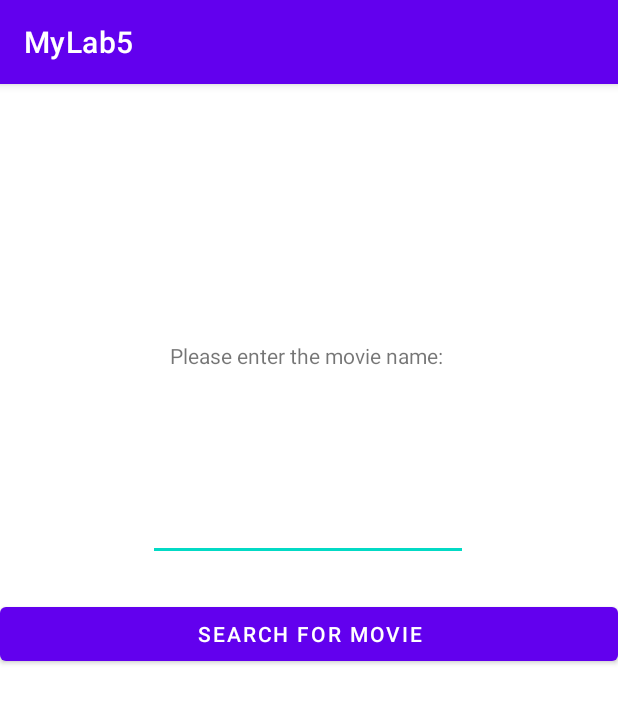
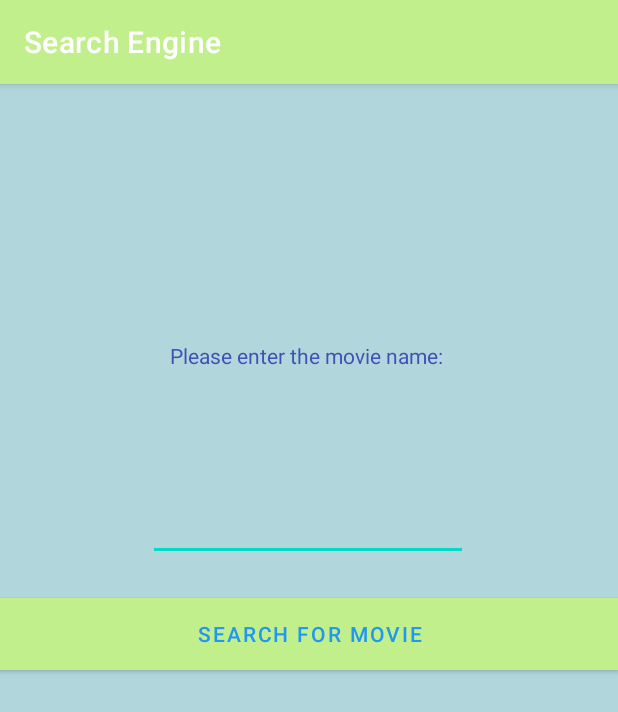
Before and after one commit to HenryLeungProgrammer/LabsRepository, an Android app: the screen it shows after launch (MainActivity), on a phone screen of 412 x 824 dp. Shown: the top 712 px of the screen. Run offline under Robolectric (Android 15) with nearby library versions, the phone set to English and light mode, and no system bars.

Commit message:
Color done

```diff
--- a/app/src/main/AndroidManifest.xml
+++ b/app/src/main/AndroidManifest.xml
@@ -5,7 +5,7 @@
 
     <application
         android:allowBackup="true"
-        android:icon="@mipmap/ic_launcher"
+        android:icon="@drawable/app_icon"
         android:label="@string/app_name"
         android:roundIcon="@mipmap/ic_launcher_round"
         android:supportsRtl="true"
--- /dev/null
+++ b/app/src/main/res/drawable/buttoncolor.xml
@@ -0,0 +1,5 @@
+<?xml version="1.0" encoding="utf-8"?>
+<selector xmlns:android="http://schemas.android.com/apk/res/android">
+    <item android:drawable="@color/clr_normal" android:state_pressed="false"/>
+    <item android:drawable="@color/clr_pressed" android:state_pressed="true"/>
+</selector>
--- a/app/src/main/res/layout/activity_main.xml
+++ b/app/src/main/res/layout/activity_main.xml
@@ -4,7 +4,8 @@
     xmlns:tools="http://schemas.android.com/tools"
     android:layout_width="match_parent"
     android:layout_height="match_parent"
-    tools:context=".MainActivity">
+    tools:context=".MainActivity"
+    android:background="#B1D7DC">
 
 
     <TextView
@@ -23,6 +24,7 @@
         android:layout_height="26dp"
         android:text="Current temp "
         android:visibility="invisible"
+        android:textColor="#E8497F"
         app:layout_constraintStart_toStartOf="parent"
         app:layout_constraintTop_toBottomOf="@+id/information" />
 
@@ -79,6 +81,7 @@
         android:layout_height="wrap_content"
         android:layout_marginTop="5dp"
         android:text="Please enter the movie name: "
+        android:textColor="#3F51B5"
         app:layout_constraintBottom_toBottomOf="parent"
         app:layout_constraintLeft_toLeftOf="parent"
         app:layout_constraintRight_toRightOf="parent"
@@ -91,12 +94,16 @@
         android:layout_height="wrap_content"
         android:layout_marginTop="20dp"
         android:layout_marginBottom="372dp"
+        android:background="@drawable/buttoncolor"
         android:text="Search For Movie"
+        android:textColor="#2196F3"
+        android:textColorHighlight="#DD5050"
         app:layout_constraintBottom_toBottomOf="parent"
         app:layout_constraintEnd_toEndOf="parent"
         app:layout_constraintHorizontal_bias="0.0"
         app:layout_constraintStart_toStartOf="parent"
-        app:layout_constraintTop_toBottomOf="@+id/editText" />
+        app:layout_constraintTop_toBottomOf="@+id/editText"
+        app:rippleColor="#C67979" />
 
     <EditText
         android:id="@+id/editText"
--- /dev/null
+++ b/app/src/main/res/values/color.xml
@@ -0,0 +1,5 @@
+<?xml version="1.0" encoding="utf-8"?>
+<resources>
+    <color name="clr_normal">#91D2DA</color>
+    <color name="clr_pressed">#0BFFAA</color>
+</resources>
--- a/app/src/main/res/values/strings.xml
+++ b/app/src/main/res/values/strings.xml
@@ -1,3 +1,3 @@
 <resources>
-    <string name="app_name">MyLab5</string>
+    <string name="app_name">Search Engine</string>
 </resources>
--- a/app/src/main/res/values/themes.xml
+++ b/app/src/main/res/values/themes.xml
@@ -2,8 +2,8 @@
     <!-- Base application theme. -->
     <style name="Theme.MyLab5" parent="Theme.MaterialComponents.DayNight.DarkActionBar">
         <!-- Primary brand color. -->
-        <item name="colorPrimary">@color/purple_500</item>
-        <item name="colorPrimaryVariant">@color/purple_700</item>
+        <item name="colorPrimary">#C0EF8B</item>
+        <item name="colorPrimaryVariant">#EAD58B</item>
         <item name="colorOnPrimary">@color/white</item>
         <!-- Secondary brand color. -->
         <item name="colorSecondary">@color/teal_200</item>
```
Also changed, not shown: app/src/main/java/algonquin/cst2335/mylab5/MainActivity.java (+0 -62 lines), app/src/main/res/app_icon.png (added), app/src/main/res/drawable/app_icon.png (added).
